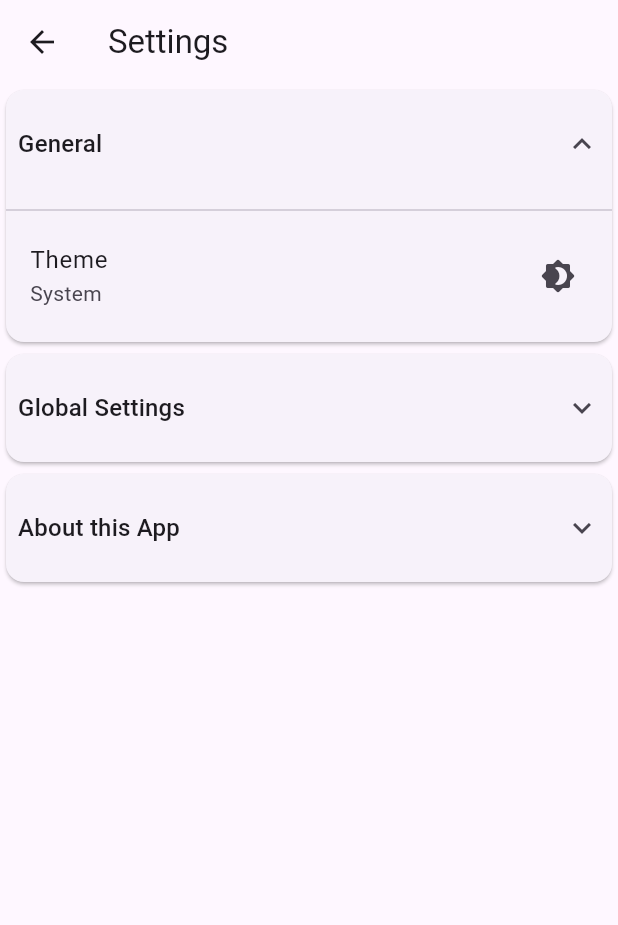
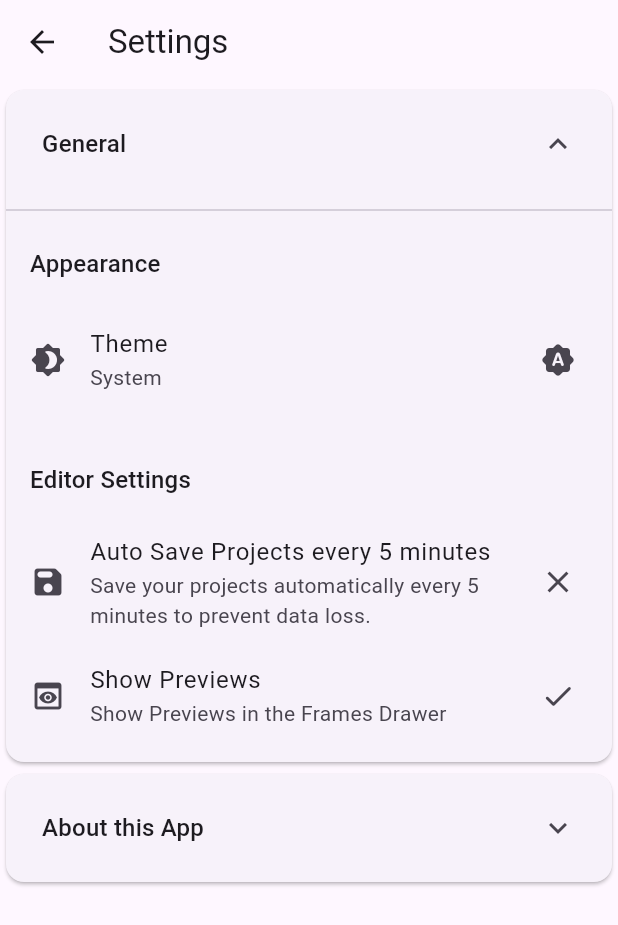
Before and after one commit to AwesomeSauce-Software/gooftuber-editor, a Flutter app: the SettingsView screen opened directly, after a tap on "General", on a phone screen of 412 x 824 dp. Shown: the top 925 px of the screen. Run offline on Flutter 3.47's test engine with Material 2 defaults, Android fonts, the light colour scheme and no system bars; drawn by our look-alikes of dynamic_color; our stand-ins replace file_picker, flutter_colorpicker, shared_preferences; missing offline and left inert: desktop_drop, universal_html, window_manager; accounts and stored records are empty; network calls fail.

Commit message:
refractor UI a lil

```diff
--- a/lib/views/settings.dart
+++ b/lib/views/settings.dart
@@ -3,6 +3,7 @@ import 'package:gooftuber_editor/main.dart';
 import 'package:gooftuber_editor/tools/apitools.dart';
 import 'package:gooftuber_editor/tools/jsonexport.dart';
 import 'package:gooftuber_editor/views/dialogs.dart';
+import 'package:gooftuber_editor/views/editor.dart';
 
 class SettingsView extends StatefulWidget {
   const SettingsView({super.key});
@@ -16,7 +17,8 @@ class Setting {
   String subtitle;
   Widget trailing;
   List<SettingAction>? items;
-  Setting(this.title, this.subtitle, this.trailing, {this.items});
+  Widget? leading;
+  Setting(this.title, this.subtitle, this.trailing, {this.items, this.leading});
 }
 
 class SettingAction {
@@ -26,9 +28,7 @@ class SettingAction {
 }
 
 class _SettingsViewState extends State<SettingsView> {
-  Widget settingsGroup(String title, List<Widget> children) {
-    var expanded = false;
-
+  Widget settingsGroup(String title, List<Widget> children, int expanded) {
     return StatefulBuilder(
       builder: (context, setState) {
         return Card(
@@ -39,13 +39,20 @@ class _SettingsViewState extends State<SettingsView> {
                   borderRadius: BorderRadius.circular(8),
                 ),
                 contentPadding: const EdgeInsets.all(8),
-                title:
-                    Text(title, style: Theme.of(context).textTheme.titleMedium),
-                trailing:
-                    Icon(expanded ? Icons.expand_less : Icons.expand_more),
+                title: Padding(
+                  padding: const EdgeInsets.fromLTRB(16.0, 0, 16.0, 0),
+                  child: Text(title,
+                      style: Theme.of(context).textTheme.titleMedium),
+                ),
+                trailing: Padding(
+                  padding: const EdgeInsets.fromLTRB(16.0, 0, 16.0, 0),
+                  child: Icon(expandedStates[expanded]
+                      ? Icons.expand_less
+                      : Icons.expand_more),
+                ),
                 onTap: () {
                   setState(() {
-                    expanded = !expanded;
+                    expandedStates[expanded] = !expandedStates[expanded];
                   });
                 },
               ),
@@ -59,7 +66,7 @@ class _SettingsViewState extends State<SettingsView> {
                     const SizedBox(height: 8),
                   ],
                 ), // Shown when expanded
-                crossFadeState: expanded
+                crossFadeState: expandedStates[expanded]
                     ? CrossFadeState.showSecond
                     : CrossFadeState.showFirst,
               ),
@@ -73,6 +80,9 @@ class _SettingsViewState extends State<SettingsView> {
   Widget settingsTile(Setting setting) {
     return (setting.items != null)
         ? PopupMenuButton(
+            shape: RoundedRectangleBorder(
+              borderRadius: BorderRadius.circular(8),
+            ),
             tooltip: '',
             child: ListTile(
               shape: RoundedRectangleBorder(
@@ -81,6 +91,7 @@ class _SettingsViewState extends State<SettingsView> {
               title: Text(setting.title),
               subtitle: Text(setting.subtitle),
               trailing: setting.trailing,
+              leading: setting.leading,
             ),
             itemBuilder: (context) {
               return [
@@ -96,9 +107,26 @@ class _SettingsViewState extends State<SettingsView> {
             },
           )
         : ListTile(
+            shape: RoundedRectangleBorder(
+              borderRadius: BorderRadius.circular(8),
+            ),
             title: Text(setting.title),
             subtitle: Text(setting.subtitle),
             trailing: setting.trailing,
+          );
+  }
+
+  Widget settingsSubGroup(String title, List<Widget> children) {
+    return Column(
+      crossAxisAlignment: CrossAxisAlignment.start,
+      children: [
+        ListTile(
+            shape: RoundedRectangleBorder(
+              borderRadius: BorderRadius.circular(8),
+            ),
+            title: Text(title, style: Theme.of(context).textTheme.titleMedium)),
+        ...children,
+      ],
     );
   }
 
@@ -110,6 +138,7 @@ class _SettingsViewState extends State<SettingsView> {
       title: Text(setting.title),
       subtitle: Text(setting.subtitle),
       trailing: setting.trailing,
+      leading: setting.leading,
       onTap: (setting.items?.length == 1)
           ? () {
               setting.items![0].action();
@@ -119,6 +148,13 @@ class _SettingsViewState extends State<SettingsView> {
   }
 
   var themes = ["Light", "Dark", "System"];
+  var themesIcon = [
+    const Icon(Icons.brightness_7_rounded),
+    const Icon(Icons.brightness_3_rounded),
+    const Icon(Icons.brightness_auto_rounded)
+  ];
+
+  var expandedStates = [false, false];
 
   @override
   Widget build(BuildContext context) {
@@ -131,14 +167,17 @@ class _SettingsViewState extends State<SettingsView> {
           constraints: const BoxConstraints(maxWidth: 700),
           child: ListView(
             children: [
-              settingsGroup("General", [
+              settingsGroup(
+                  "General",
+                  [
+                    settingsSubGroup("Appearance", [
                       ValueListenableBuilder(
                           valueListenable: appTheme,
                           builder: (context, theme, _) {
                             return settingsTile(Setting(
                               "Theme",
                               themes[theme],
-                        const Icon(Icons.brightness_4_rounded),
+                              themesIcon[theme],
                               items: [
                                 for (var i = 0; i < themes.length; i++)
                                   SettingAction(themes[i], () async {
@@ -146,15 +185,17 @@ class _SettingsViewState extends State<SettingsView> {
                                     await saveSettings();
                                   })
                               ],
+                              leading: const Icon(Icons.brightness_4_rounded),
                             ));
                           }),
                     ]),
-              settingsGroup("Global Settings", [
+                    const SizedBox(height: 16),
+                    settingsSubGroup("Editor Settings", [
                       ValueListenableBuilder(
                           valueListenable: autoSave,
                           builder: (context, saveValue, _) {
                             return settingsTile(Setting(
-                        "Auto Save Projects every 5 minutes",
+                                'Auto Save Projects every 5 minutes',
                                 'Save your projects automatically every 5 minutes to prevent data loss.',
                                 saveValue
                                     ? const Icon(Icons.check)
@@ -169,10 +210,35 @@ class _SettingsViewState extends State<SettingsView> {
                                     await saveSettings();
                                   })
                                 ],
-                      ));
+                                leading: const Icon(Icons.save_rounded)));
+                          }),
+                      ValueListenableBuilder(
+                          valueListenable: previewsVisible,
+                          builder: (context, previewsValue, _) {
+                            return settingsTile(Setting(
+                                'Show Previews',
+                                'Show Previews in the Frames Drawer',
+                                previewsValue
+                                    ? const Icon(Icons.check_rounded)
+                                    : const Icon(Icons.close_rounded),
+                                items: [
+                                  SettingAction("On", () async {
+                                    previewsVisible.value = true;
+                                    await saveSettings();
+                                  }),
+                                  SettingAction("Off", () async {
+                                    previewsVisible.value = false;
+                                    await saveSettings();
+                                  })
+                                ],
+                                leading: const Icon(Icons.preview_rounded)));
                           }),
                     ]),
-              settingsGroup("About this App", [
+                  ],
+                  0),
+              settingsGroup(
+                  "About this App",
+                  [
                     settingsTileTap(Setting(
                         "Gooftuber Avatar Editor",
                         "An App, made with lotsa, by AwesomeSauce Software",
@@ -207,7 +273,8 @@ class _SettingsViewState extends State<SettingsView> {
                         })
                       ],
                     ))
-              ])
+                  ],
+                  1)
             ],
           ),
         ),
```
Also changed, not shown: lib/views/editor.dart (+5 -46 lines). Lines whose indentation alone changed are shown as unchanged.
